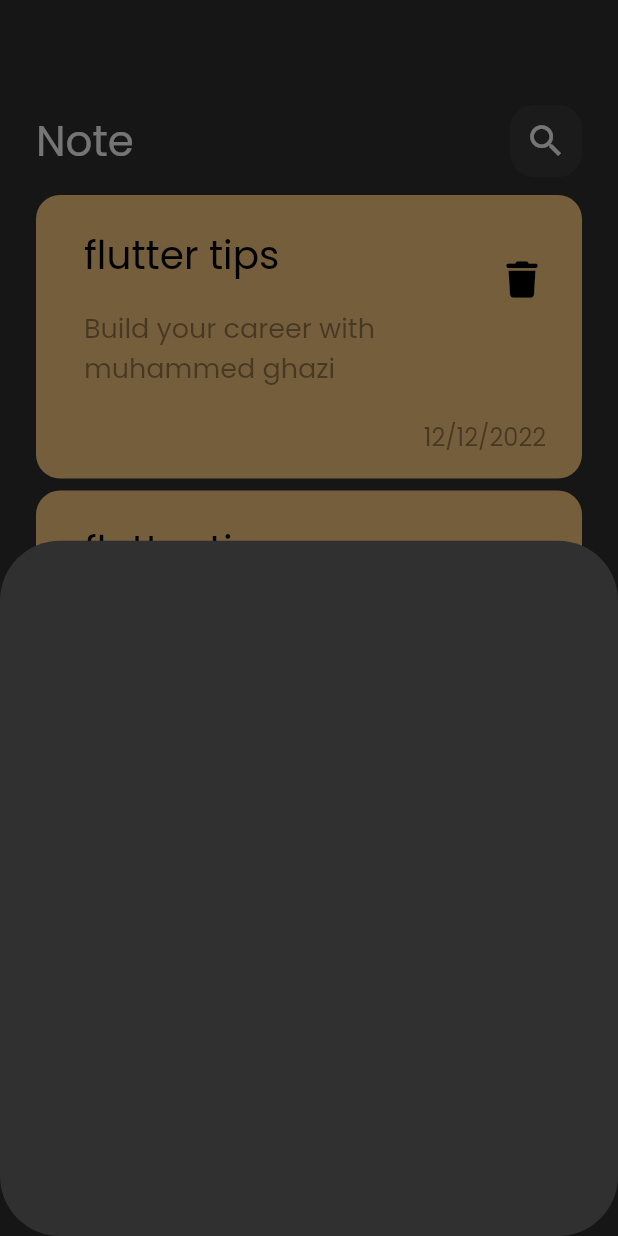
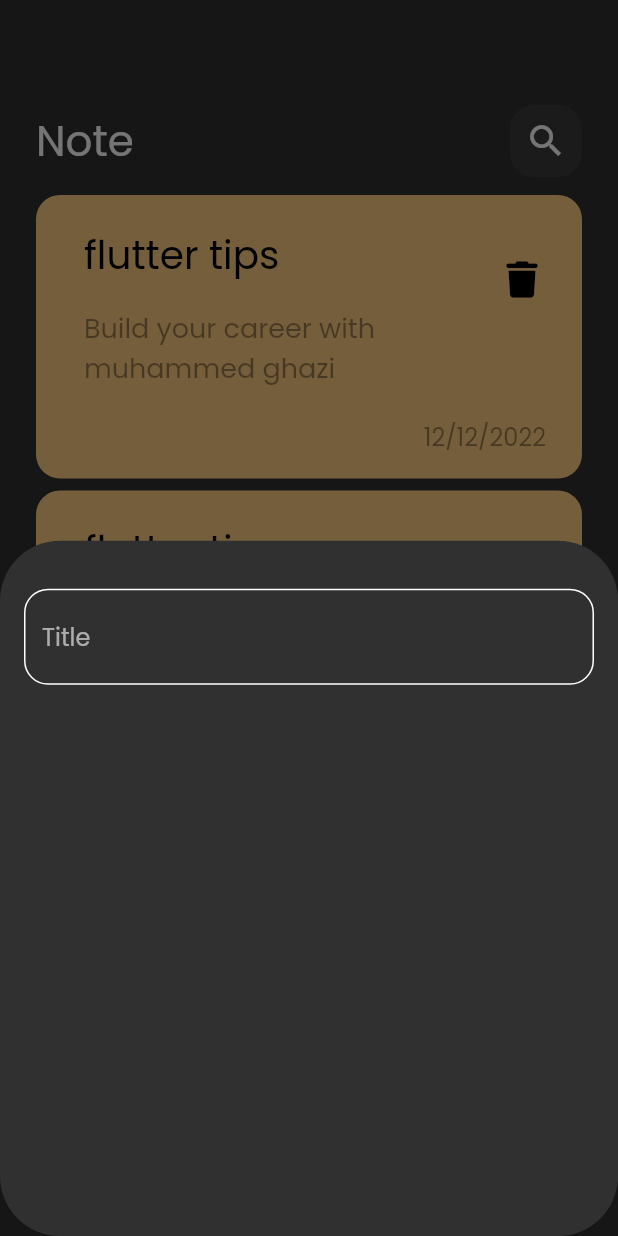
Before and after one commit to MuhammedGhazi/notes_app, a Flutter app: the screen it shows after launch, after a tap on the "add" icon, on a phone screen of 412 x 824 dp. Run offline on Flutter 3.47's test engine with Material 2 defaults, Android fonts, the phone set to English and light mode, and no system bars; our stand-ins replace font_awesome_flutter.

Commit message:
create custom text field

```diff
--- /dev/null
+++ b/lib/constants.dart
@@ -0,0 +1,3 @@
+import 'package:flutter/material.dart';
+
+const kPrimaryColor = Color(0xff62fcd7);
--- a/lib/views/widgets/add_note_bottom_sheet.dart
+++ b/lib/views/widgets/add_note_bottom_sheet.dart
@@ -1,10 +1,21 @@
 import 'package:flutter/material.dart';
+import 'package:notes_app/views/widgets/custom_text_field.dart';
 
 class AddNoteBottomSheet extends StatelessWidget {
   const AddNoteBottomSheet({super.key});
 
   @override
   Widget build(BuildContext context) {
-    return Container();
+    return Padding(
+      padding: const EdgeInsets.symmetric(horizontal: 16),
+      child: Column(
+        children: const [
+          SizedBox(
+            height: 32,
+          ),
+          CustomTextField(),
+        ],
+      ),
+    );
   }
 }
--- /dev/null
+++ b/lib/views/widgets/custom_text_field.dart
@@ -0,0 +1,24 @@
+import 'package:flutter/material.dart';
+import 'package:notes_app/constants.dart';
+
+class CustomTextField extends StatelessWidget {
+  const CustomTextField({super.key});
+
+  @override
+  Widget build(BuildContext context) {
+    return TextField(
+      cursorColor: kPrimaryColor,
+      decoration: InputDecoration(
+          hintText: "Title",
+          border: buildBorder(),
+          enabledBorder: buildBorder(),
+          focusedBorder: buildBorder(kPrimaryColor)),
+    );
+  }
+
+  OutlineInputBorder buildBorder([Color? color]) {
+    return OutlineInputBorder(
+        borderRadius: BorderRadius.circular(16),
+        borderSide: BorderSide(color: color ?? Colors.white));
+  }
+}
```
